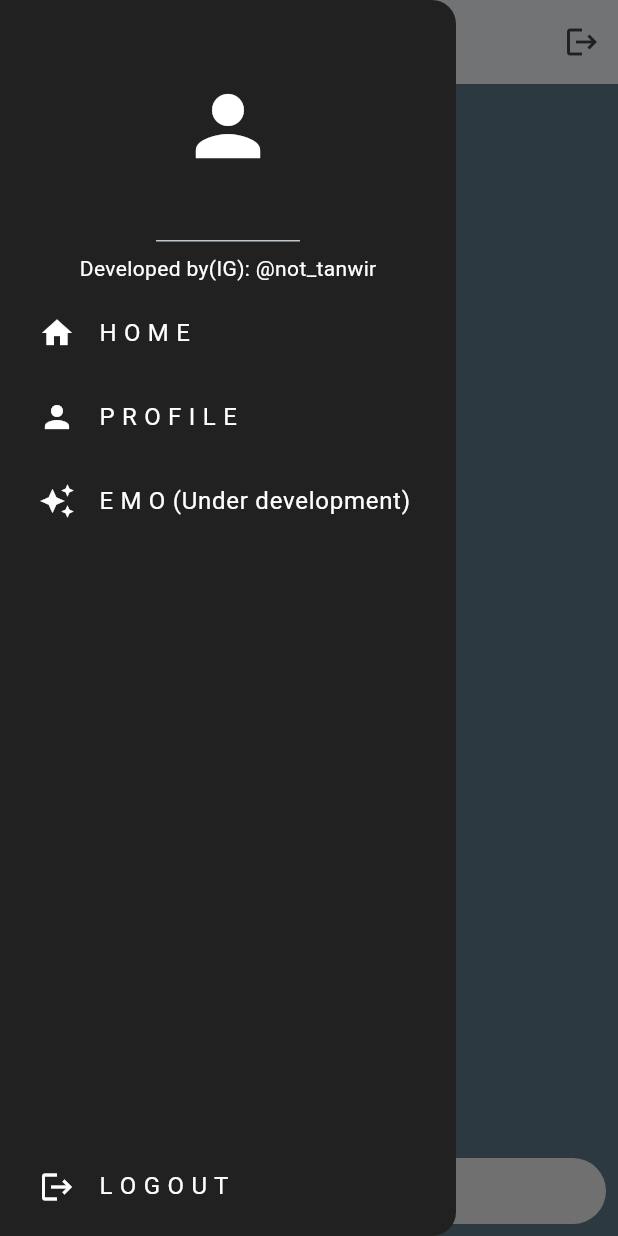
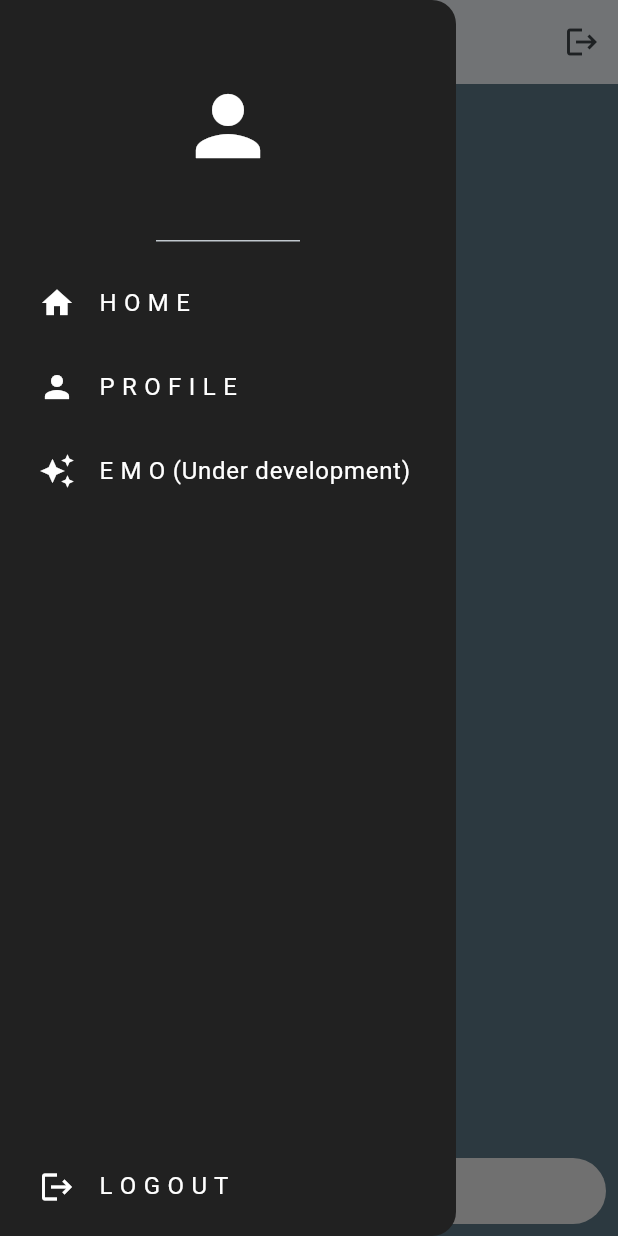
Before and after one commit to DotDae13/izhar, a Flutter app: the ChatbotIntegration screen opened directly, with the side drawer open, on a phone screen of 412 x 824 dp. Run offline on Flutter 3.47's test engine with Material 3 defaults, Android fonts, the phone set to English and light mode, and no system bars; drawn by our look-alikes of dash_chat_2; our stand-ins replace cloud_firestore, firebase_auth, firebase_core; accounts and stored records are empty.

```diff
--- a/lib/components/drawer.dart
+++ b/lib/components/drawer.dart
@@ -32,9 +32,9 @@ class MyDrawer extends StatelessWidget {
 
               ),
 
-              const Text("Developed by(IG): @not_tanwir",
+              /**const Text("Developed by(IG): @not_tanwir",
                 style: TextStyle(color: Colors.white),
-              ),
+              ),**/
               const SizedBox(height: 5,),
 
               MyListTile(
```
Also changed, not shown: 11 other files.
